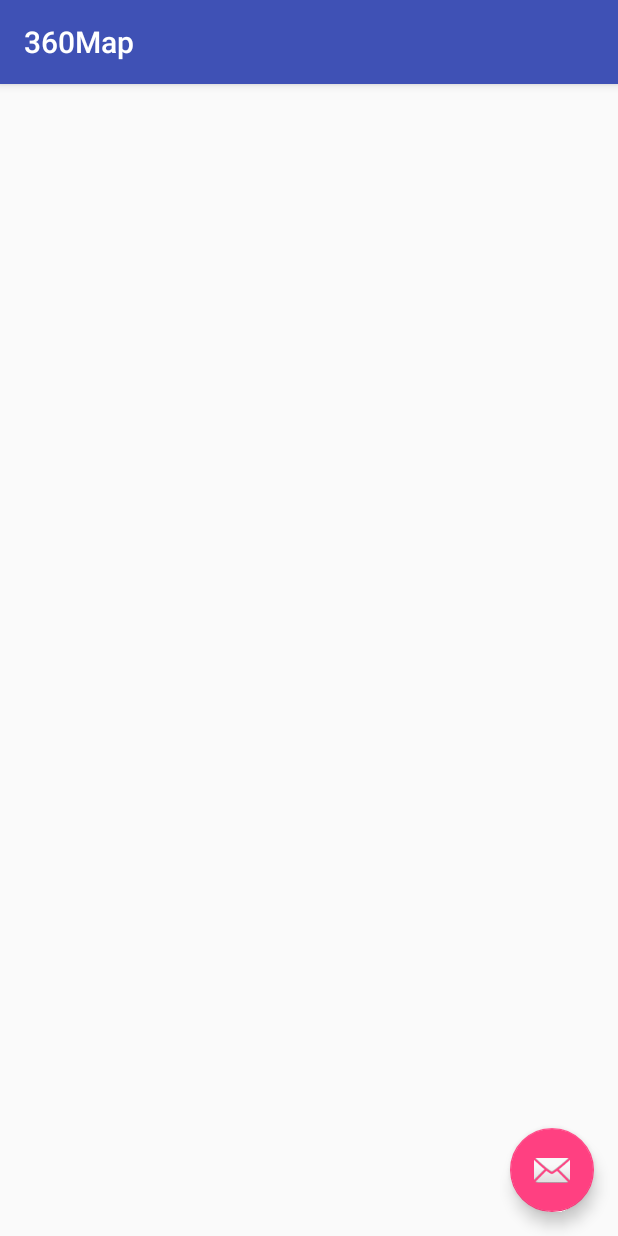
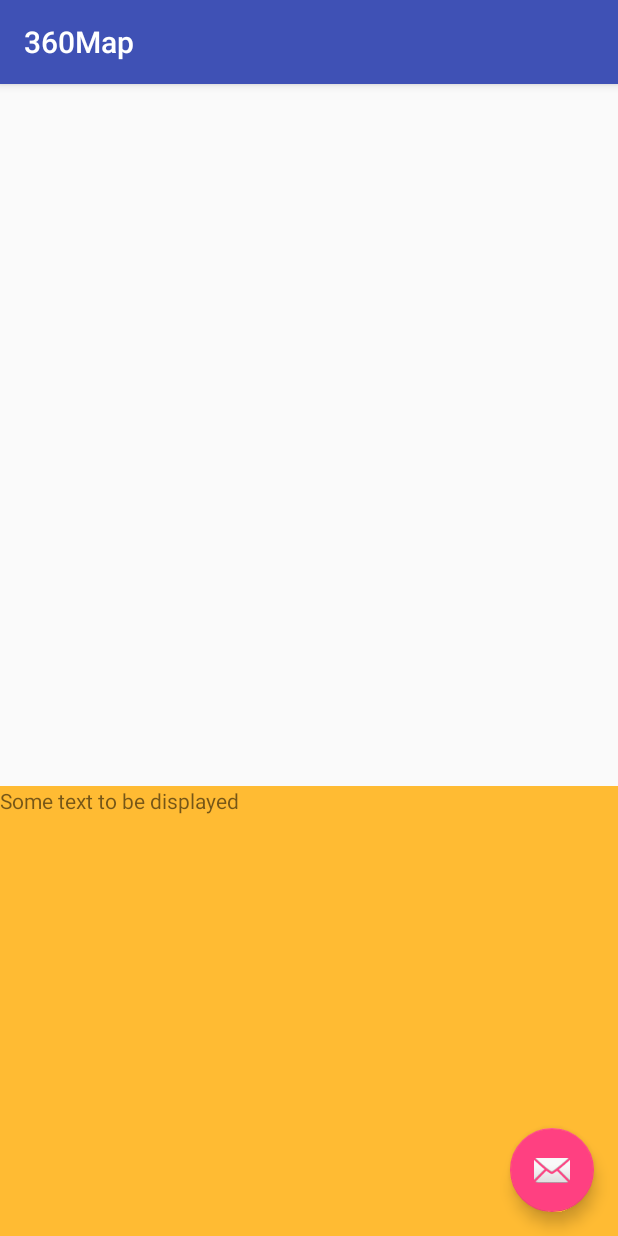
Before and after one commit to dev-bpn/360Map, an Android app: the screen it shows after launch (MainActivity), on a phone screen of 412 x 824 dp. Run offline under Robolectric (Android 15) with nearby library versions, the phone set to English and light mode, and no system bars.

Commit message:
ClickMarker to show BottomSheet

```diff
--- a/app/src/main/java/com/mobotechnology/www/a360map/MainActivity.java
+++ b/app/src/main/java/com/mobotechnology/www/a360map/MainActivity.java
@@ -2,8 +2,13 @@ package com.mobotechnology.www.a360map;
 
 import android.os.Bundle;
 import android.support.annotation.NonNull;
+import android.support.design.widget.BottomSheetBehavior;
+import android.support.design.widget.CoordinatorLayout;
 import android.support.v7.app.AppCompatActivity;
 import android.support.v7.widget.Toolbar;
+import android.util.Log;
+import android.view.View;
+import android.widget.TextView;
 import android.widget.Toast;
 
 import com.google.android.gms.maps.CameraUpdateFactory;
@@ -19,14 +24,17 @@ import java.util.ArrayList;
 
 public class MainActivity extends AppCompatActivity implements OnMapReadyCallback, GoogleMap.OnInfoWindowClickListener, GoogleMap.OnMarkerClickListener {
 
+    private static final String TAG = MainActivity.class.getSimpleName();
     private ArrayList<LatLng> latLngArrayList = new ArrayList<>();
+    private BottomSheetBehavior behavior;
+    private TextView bottomSheetTextView;
 
     @Override
     protected void onCreate(Bundle savedInstanceState) {
         super.onCreate(savedInstanceState);
         setContentView(R.layout.activity_main);
-        Toolbar toolbar = (Toolbar) findViewById(R.id.toolbar);
-        setSupportActionBar(toolbar);
+        initToolbar();
+        initViews();
 
         SupportMapFragment mapFragment = (SupportMapFragment)
                 getSupportFragmentManager().findFragmentById(R.id.map);
@@ -35,6 +43,52 @@ public class MainActivity extends AppCompatActivity implements OnMapReadyCallbac
     }
 
 
+    /**
+     * views initialization
+     * */
+    private void initViews() {
+
+        CoordinatorLayout coordinatorLayout = (CoordinatorLayout) findViewById(R.id.coordinator_layout);
+        View view = coordinatorLayout.findViewById(R.id.design_bottom_sheet);
+        bottomSheetTextView = (TextView) coordinatorLayout.findViewById(R.id.bottomSheetTextView);
+
+        bottomSheetTasks(view);
+
+    }
+
+    /**
+     * BottomSheet task
+     * */
+    private void bottomSheetTasks(View view) {
+
+        behavior = BottomSheetBehavior.from(view);
+        behavior.setBottomSheetCallback(new BottomSheetBehavior.BottomSheetCallback() {
+            @Override
+            public void onStateChanged(@NonNull View bottomSheet, int newState) {
+                // React to state change
+                Log.v(TAG , "onStateChanged: " + bottomSheet + " " + newState);
+            }
+
+            @Override
+            public void onSlide(@NonNull View bottomSheet, float slideOffset) {
+                // React to dragging events
+            }
+        });
+    }
+
+
+    /**
+     * Toolbar Initialization
+     * */
+    private void initToolbar() {
+        Toolbar toolbar = (Toolbar) findViewById(R.id.toolbar);
+        setSupportActionBar(toolbar);
+    }
+
+
+    /**
+     * Override method called when map is ready
+     * */
     @Override
     public void onMapReady(GoogleMap map) {
 
@@ -57,6 +111,10 @@ public class MainActivity extends AppCompatActivity implements OnMapReadyCallbac
         map.setOnMarkerClickListener(this);
     }
 
+
+    /**
+     * Initializing LatLang Array
+     * */
     private void initLatLangArray() {
         latLngArrayList.add(new LatLng(27.674351, 85.314379));
         latLngArrayList.add(new LatLng(27.748050, 85.301468));
@@ -65,6 +123,10 @@ public class MainActivity extends AppCompatActivity implements OnMapReadyCallbac
         latLngArrayList.add(new LatLng(27.728903, 85.331732));
     }
 
+
+    /**
+     * Animate Camera Initialization
+     * */
     @NonNull
     private CameraPosition animateCameraInitializing(ArrayList<LatLng> latLngArrayList, int i) {
         CameraPosition cameraPosition; /**
@@ -77,18 +139,26 @@ public class MainActivity extends AppCompatActivity implements OnMapReadyCallbac
         return cameraPosition;
     }
 
+
+
+    /**
+     *  Adding multiple marker
+     *  */
     private void addingMultipleMarker(GoogleMap map, ArrayList<LatLng> latLngArrayList, int i) {
-        /** Adding multiple marker*/
         map.addMarker(new MarkerOptions()
                 .position(latLngArrayList.get(i))
                 .title("Marker at Lat/Long: "))
                 .setSnippet(latLngArrayList.get(i).toString());
     }
 
+
+    /**
+     *  Direct zoom to label 13
+     *  */
     private void directZoomLabel() {
-        /** Direct zoom to label 13*/
 //            map.moveCamera(CameraUpdateFactory.newLatLngZoom(latLngArrayList.get(i), 13));
     }
+
 
     /**
      * Window info click listener
@@ -108,6 +178,34 @@ public class MainActivity extends AppCompatActivity implements OnMapReadyCallbac
     public boolean onMarkerClick(Marker marker) {
 
         Toast.makeText(this, "Clicked at: " + marker.getTitle(), Toast.LENGTH_SHORT).show();
+        String description = marker.getTitle() + "\n" + marker.getSnippet();
+        bottomSheetTextView.setText(description);
+        Log.v(TAG , "Behaviour gerState: " + behavior.getState());
+
+        behavior.setState(BottomSheetBehavior.STATE_EXPANDED );
+
+        switch (behavior.getState()){
+            case BottomSheetBehavior.STATE_COLLAPSED:
+                Log.v(TAG , "Behaviour STATE_COLLAPSED: " + behavior.getState());
+                break;
+            case BottomSheetBehavior.STATE_DRAGGING:
+                Log.v(TAG , "Behaviour STATE_DRAGGING: " + behavior.getState());
+                break;
+            case BottomSheetBehavior.STATE_EXPANDED:
+                Log.v(TAG , "Behaviour STATE_EXPANDED: " + behavior.getState());
+                break;
+            case BottomSheetBehavior.STATE_HIDDEN:
+                Log.v(TAG , "Behaviour STATE_HIDDEN: " + behavior.getState());
+                behavior.setPeekHeight(100);
+                break;
+            case BottomSheetBehavior.STATE_SETTLING:
+                Log.v(TAG , "Behaviour STATE_SETTLING: " + behavior.getState());
+                break;
+            default:
+                Log.v(TAG , "Default case: " + behavior.getState());
+                break;
+
+        }
 
         return false;
     }
--- a/app/src/main/res/layout/activity_main.xml
+++ b/app/src/main/res/layout/activity_main.xml
@@ -5,6 +5,7 @@
     android:layout_width="match_parent"
     android:layout_height="match_parent"
     android:fitsSystemWindows="true"
+    android:id="@+id/coordinator_layout"
     tools:context="com.mobotechnology.www.a360map.MainActivity">
 
     <android.support.design.widget.AppBarLayout
@@ -23,6 +24,34 @@
 
     <include layout="@layout/content_main" />
 
+    <android.support.v4.widget.NestedScrollView
+        android:id="@+id/design_bottom_sheet"
+        android:layout_width="match_parent"
+        android:layout_height="300dp"
+        android:clipToPadding="true"
+        app:behavior_hideable="true"
+        android:background="@android:color/holo_orange_light"
+        app:layout_behavior="android.support.design.widget.BottomSheetBehavior">
+
+
+        <LinearLayout
+            android:layout_width="match_parent"
+            android:layout_height="wrap_content"
+            android:minHeight="200dp">
+
+            <TextView
+                android:id="@+id/bottomSheetTextView"
+                android:layout_width="match_parent"
+                android:layout_height="wrap_content"
+                android:text="Some text to be displayed"/>
+
+
+
+        </LinearLayout>
+
+
+    </android.support.v4.widget.NestedScrollView>
+
     <android.support.design.widget.FloatingActionButton
         android:id="@+id/fab"
         android:layout_width="wrap_content"
@@ -31,4 +60,5 @@
         android:layout_margin="@dimen/fab_margin"
         android:src="@android:drawable/ic_dialog_email" />
 
+
 </android.support.design.widget.CoordinatorLayout>
--- a/app/src/main/res/layout/content_main.xml
+++ b/app/src/main/res/layout/content_main.xml
@@ -1,7 +1,8 @@
 <?xml version="1.0" encoding="utf-8"?>
 <fragment xmlns:android="http://schemas.android.com/apk/res/android"
-    xmlns:map="http://schemas.android.com/apk/res-auto"
     android:id="@+id/map"
     android:name="com.google.android.gms.maps.SupportMapFragment"
     android:layout_width="match_parent"
-    android:layout_height="match_parent" />
+    android:layout_height="match_parent">
+
+</fragment>
```
